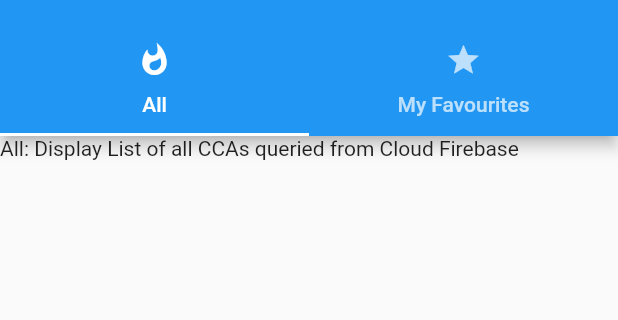
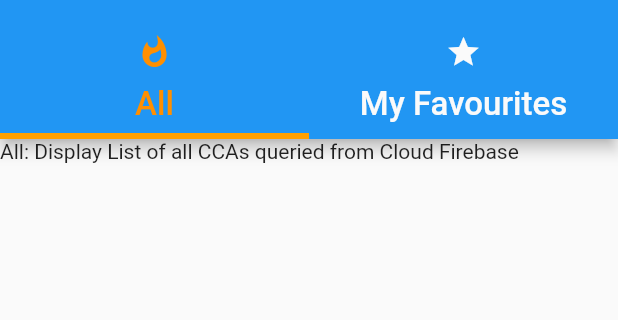
Before and after one commit to BreadPeanutButter/Orbital2020, a Flutter app: the ActivityFeed screen opened by its route, on a phone screen of 412 x 824 dp, the part 59-379 px from its top. Run offline on Flutter 3.47's test engine with Material 2 defaults, Android fonts, the phone set to English and light mode, and no system bars; our stand-ins replace cloud_firestore, firebase_auth; accounts and stored records are empty.

Commit message:
Change colour of tabs in activity feed.

```diff
--- a/orbital/lib/screens/activity_feed/activity_feed.dart
+++ b/orbital/lib/screens/activity_feed/activity_feed.dart
@@ -14,6 +14,11 @@ class ActivityFeed extends StatelessWidget {
             title: Text('Activity Feed'),
             centerTitle: true,
             bottom: TabBar(
+              labelStyle: TextStyle(fontSize: 22.0),
+              indicatorColor: Colors.amber[700] ,
+              indicatorWeight: 4.0,
+              labelColor: Colors.amber[800],
+              unselectedLabelColor: Colors.grey[50],
               tabs: <Widget>[
                 Tab(
                   icon: Icon(Icons.whatshot),
```
